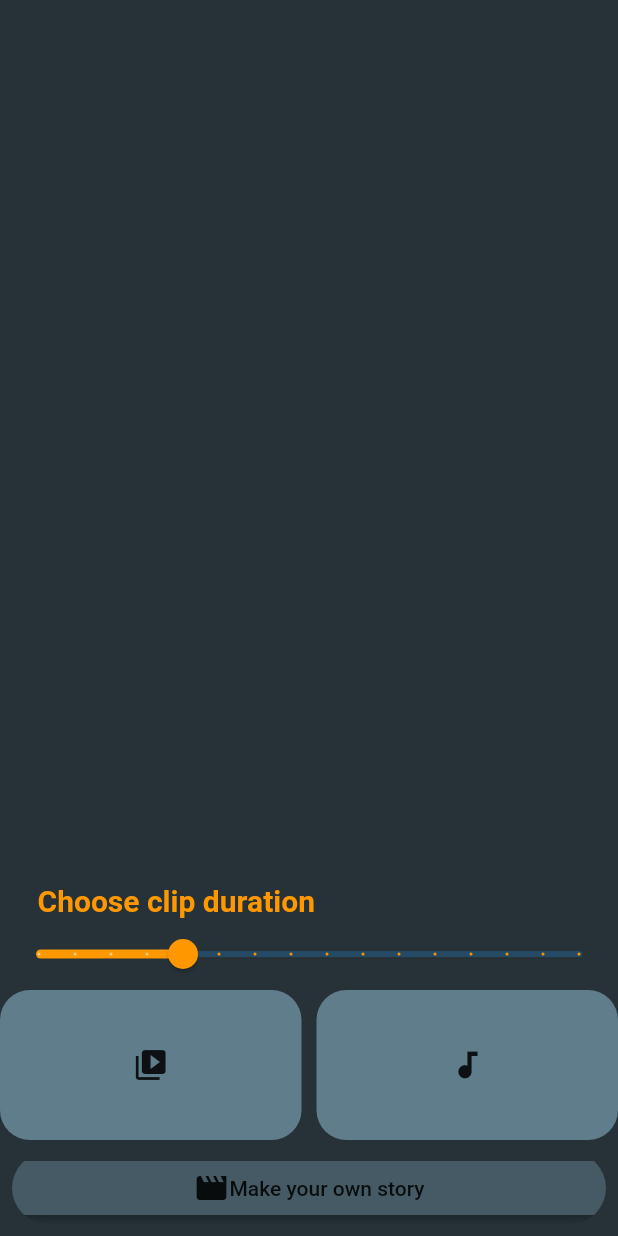
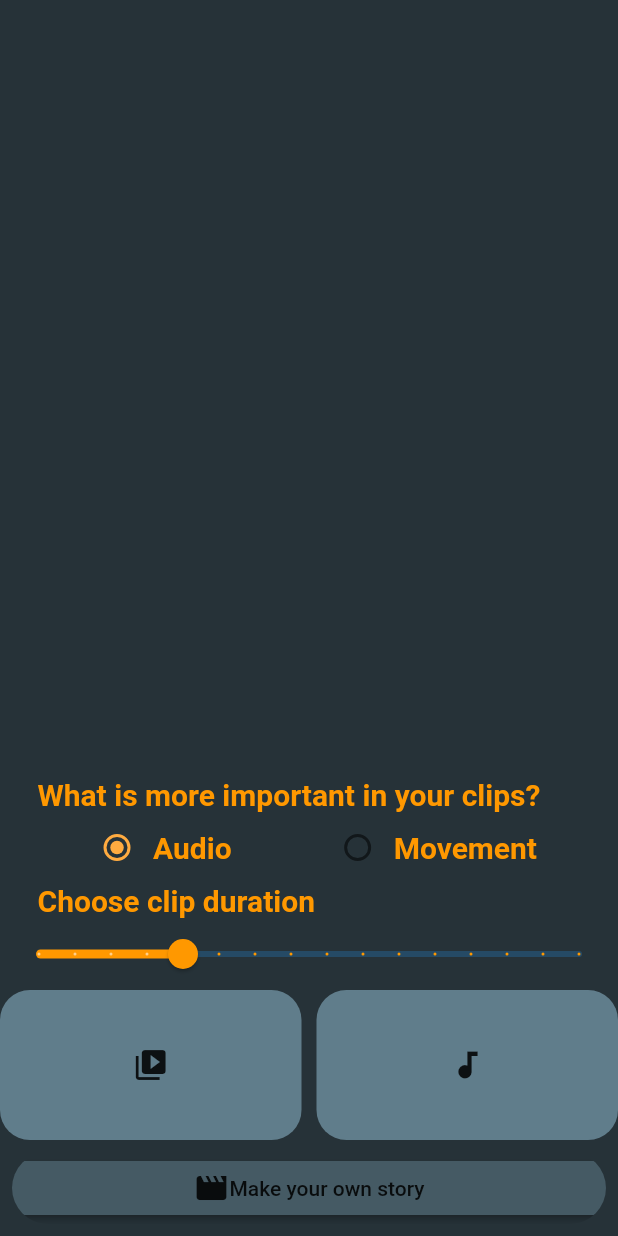
Before and after one commit to Nexer8/story_maker, a Flutter app: the screen it shows after launch, after a tap on the "video collection" icon, on a phone screen of 412 x 824 dp. Run offline on Flutter 3.47's test engine with Material 2 defaults, Android fonts, the phone set to English and light mode, and no system bars; our stand-ins replace file_picker, get_it, progress_dialog, share, tuple; missing offline and left inert: flutter_ffmpeg, neeko.

Commit message:
Added option to choose processingType and ProgressDialogWindow (#13)
* Added option to choose processingType and ProgressDialogWindow

* Deleted not needed LoadingWindow

```diff
--- a/lib/components/audio_loader.dart
+++ b/lib/components/audio_loader.dart
@@ -2,9 +2,11 @@ import 'dart:io';
 
 import 'package:flutter/cupertino.dart';
 import 'package:flutter/material.dart';
+import 'package:progress_dialog/progress_dialog.dart';
 import 'package:provider/provider.dart';
+import 'package:storymaker/components/progress_dialog_window.dart';
 import 'package:storymaker/services/general_processor.dart';
-import 'package:storymaker/utilities/files_picker.dart';
+import 'package:storymaker/utils/files_picker.dart';
 
 class AudioLoader extends StatelessWidget {
   @override
@@ -15,7 +17,20 @@ class AudioLoader extends StatelessWidget {
       child: InkWell(
         onTap: () async {
           print('Audio button was pressed');
-          File audio = await FilesPicker.pickAudioFromDevice();
+          File audio;
+
+          ProgressDialog progressDialog =
+              ProgressDialogWindow.getProgressDialog(context, 'Loading Audio');
+          progressDialog.show();
+
+          try {
+            audio = await FilesPicker.pickAudioFromDevice();
+          } catch (e) {
+            progressDialog.hide();
+            print(e);
+          }
+
+          progressDialog.hide();
 
           if (audio != null) {
             generalStoryProcessor.loadAudio(audio);
--- a/lib/components/length_picker.dart
+++ b/lib/components/length_picker.dart
@@ -1,7 +1,7 @@
 import 'package:flutter/material.dart';
 import 'package:provider/provider.dart';
 import 'package:storymaker/services/general_processor.dart';
-import 'package:storymaker/utilities/constants/general_processing_values.dart';
+import 'package:storymaker/utils/constants/general_processing_values.dart';
 
 class LengthPicker extends StatefulWidget {
   @override
--- /dev/null
+++ b/lib/components/processing_option_picker.dart
@@ -0,0 +1,89 @@
+import 'package:flutter/cupertino.dart';
+import 'package:flutter/material.dart';
+import 'package:provider/provider.dart';
+import 'package:storymaker/services/general_processor.dart';
+import 'package:storymaker/utils/constants/general_processing_values.dart';
+
+class ProcessingOptionPicker extends StatefulWidget {
+  @override
+  _ProcessingOptionPickerState createState() => _ProcessingOptionPickerState();
+}
+
+class _ProcessingOptionPickerState extends State<ProcessingOptionPicker> {
+  ProcessingType _value;
+
+  @override
+  void initState() {
+    setState(() {
+      _value = ProcessingType.ByAudio;
+    });
+    super.initState();
+  }
+
+  @override
+  Widget build(BuildContext context) {
+    final generalStoryProcessor = Provider.of<GeneralStoryProcessor>(context);
+
+    return Column(
+      children: [
+        Padding(
+          padding: const EdgeInsets.only(left: 25.0),
+          child: Align(
+            alignment: Alignment.centerLeft,
+            child: Text('What is more important in your clips?',
+                style: TextStyle(
+                    fontSize: 20.0,
+                    color: Colors.orange,
+                    fontWeight: FontWeight.bold)),
+          ),
+        ),
+        Row(
+          mainAxisAlignment: MainAxisAlignment.center,
+          children: <Widget>[
+            Radio(
+              value: ProcessingType.ByAudio,
+              groupValue: _value,
+              activeColor: Colors.orangeAccent,
+              onChanged: (Object value) {
+                setState(() {
+                  _value = value;
+                  generalStoryProcessor.processingType = value;
+                  print(generalStoryProcessor.processingType);
+                });
+              },
+            ),
+            Text(
+              'Audio',
+              style: TextStyle(
+                  fontSize: 20.0,
+                  color: Colors.orange,
+                  fontWeight: FontWeight.bold),
+            ),
+            SizedBox(
+              width: 60,
+            ),
+            Radio(
+              value: ProcessingType.ByScene,
+              groupValue: _value,
+              activeColor: Colors.orangeAccent,
+              onChanged: (Object value) {
+                setState(() {
+                  _value = value;
+                  generalStoryProcessor.processingType = value;
+                  print(generalStoryProcessor.processingType);
+                });
+              },
+            ),
+            Text(
+              'Movement',
+              style: TextStyle(
+                  fontSize: 20.0,
+                  color: Colors.orange,
+                  fontWeight: FontWeight.bold),
+            ),
+          ],
+        ),
+      ],
+    );
+  }
+}
--- /dev/null
+++ b/lib/components/progress_dialog_window.dart
@@ -0,0 +1,30 @@
+import 'package:flutter/cupertino.dart';
+import 'package:flutter/material.dart';
+import 'package:progress_dialog/progress_dialog.dart';
+
+class ProgressDialogWindow {
+  static ProgressDialog getProgressDialog(
+      BuildContext context, String message) {
+    var progressDialog = ProgressDialog(
+      context,
+      type: ProgressDialogType.Normal,
+      textDirection: TextDirection.rtl,
+      isDismissible: false,
+    );
+
+    progressDialog.style(
+      message: message,
+      borderRadius: 10.0,
+      backgroundColor: Colors.white,
+      elevation: 10.0,
+      insetAnimCurve: Curves.easeInOut,
+      progressWidgetAlignment: Alignment.center,
+      progressTextStyle: TextStyle(
+          color: Colors.black, fontSize: 13.0, fontWeight: FontWeight.w400),
+      messageTextStyle: TextStyle(
+          color: Colors.black, fontSize: 19.0, fontWeight: FontWeight.w600),
+    );
+
+    return progressDialog;
+  }
+}
--- a/lib/components/video_loader.dart
+++ b/lib/components/video_loader.dart
@@ -2,9 +2,11 @@ import 'dart:io';
 
 import 'package:flutter/cupertino.dart';
 import 'package:flutter/material.dart';
+import 'package:progress_dialog/progress_dialog.dart';
 import 'package:provider/provider.dart';
+import 'package:storymaker/components/progress_dialog_window.dart';
 import 'package:storymaker/services/general_processor.dart';
-import 'package:storymaker/utilities/files_picker.dart';
+import 'package:storymaker/utils/files_picker.dart';
 
 class VideoLoader extends StatelessWidget {
   @override
@@ -15,7 +17,22 @@ class VideoLoader extends StatelessWidget {
       child: InkWell(
         onTap: () async {
           print('Video button was pressed');
-          List<File> videos = await FilesPicker.pickVideosFromGallery();
+          List<File> videos;
+
+          ProgressDialog progressDialog =
+              ProgressDialogWindow.getProgressDialog(context, 'Loading Video');
+          progressDialog.show();
+
+          try {
+            videos = await FilesPicker.pickVideosFromGallery();
+          } catch (e) {
+            progressDialog.hide();
+            print(e);
+          }
+
+          if (progressDialog.isShowing()) {
+            progressDialog.hide();
+          }
 
           if (videos != null) {
             generalStoryProcessor.loadVideos(videos);
--- a/lib/screens/main_screen.dart
+++ b/lib/screens/main_screen.dart
@@ -4,9 +4,10 @@ import 'package:flutter/widgets.dart';
 import 'package:storymaker/components/audio_loader.dart';
 import 'package:storymaker/components/make_story_button.dart';
 import 'package:storymaker/components/length_picker.dart';
+import 'package:storymaker/components/processing_option_picker.dart';
 import 'package:storymaker/components/video_loader.dart';
 import 'package:storymaker/components/video_player.dart';
-import 'package:storymaker/utilities/constants/screen_ids.dart';
+import 'package:storymaker/utils/constants/screen_ids.dart';
 
 class MainScreen extends StatelessWidget {
   static const String id = mainScreenId;
@@ -22,6 +23,7 @@ class MainScreen extends StatelessWidget {
             SizedBox(
               height: 10.0,
             ),
+            ProcessingOptionPicker(),
             LengthPicker(),
             Container(
               height: 100.0,
--- a/lib/services/audio_processor.dart
+++ b/lib/services/audio_processor.dart
@@ -2,7 +2,7 @@ import 'dart:io';
 
 import 'package:flutter_ffmpeg/flutter_ffmpeg.dart';
 import 'package:storymaker/services/file_processor.dart';
-import 'package:storymaker/utilities/constants/general_processing_values.dart';
+import 'package:storymaker/utils/constants/general_processing_values.dart';
 
 class AudioProcessor extends FileProcessor {
   File _audio;
@@ -41,7 +41,7 @@ class AudioProcessor extends FileProcessor {
 
     Duration duration = await getDuration(audio);
     File bestAudio = await getBestMomentByAudio(
-        audio, duration.inMicroseconds / finalDuration.inMilliseconds);
+        audio, duration.inMicroseconds / finalDuration.inMicroseconds);
 
     finalAudio = bestAudio;
   }
--- a/lib/services/file_processor.dart
+++ b/lib/services/file_processor.dart
@@ -4,9 +4,9 @@ import 'package:flutter/cupertino.dart';
 import 'package:flutter/foundation.dart';
 import 'package:flutter_ffmpeg/flutter_ffmpeg.dart';
 import 'package:mime/mime.dart';
-import 'package:storymaker/utilities/constants/general_processing_values.dart';
+import 'package:storymaker/utils/constants/general_processing_values.dart';
 import 'package:storymaker/services/clip_sample.dart';
-import 'package:storymaker/utilities/duration_parser.dart';
+import 'package:storymaker/utils/duration_parser.dart';
 import 'package:tuple/tuple.dart';
 
 class FileProcessor extends ChangeNotifier {
--- a/lib/services/general_processor.dart
+++ b/lib/services/general_processor.dart
@@ -4,12 +4,13 @@ import 'package:flutter/foundation.dart';
 import 'package:storymaker/services/audio_processor.dart';
 import 'package:storymaker/services/file_processor.dart';
 import 'package:storymaker/services/video_processor.dart';
-import 'package:storymaker/utilities/constants/general_processing_values.dart';
+import 'package:storymaker/utils/constants/general_processing_values.dart';
 
 class GeneralStoryProcessor extends ChangeNotifier {
   AudioProcessor _audioProcessor;
   VideoProcessor _videoProcessor;
   File _processedClip;
+  ProcessingType _processingType = ProcessingType.ByAudio;
   Duration _finalDuration = Duration(seconds: 5);
 
   AudioProcessor get audioProcessor => _audioProcessor;
@@ -30,6 +31,13 @@ class GeneralStoryProcessor extends ChangeNotifier {
 
   set processedClip(File processedClip) {
     _processedClip = processedClip;
+    notifyListeners();
+  }
+
+  ProcessingType get processingType => _processingType;
+
+  set processingType(ProcessingType processingType) {
+    _processingType = processingType;
     notifyListeners();
   }
 
@@ -58,11 +66,28 @@ class GeneralStoryProcessor extends ChangeNotifier {
     }
   }
 
-  Future<void> makeStory(ProcessingType processingType) async {
+  bool isFinalVideoCreated() =>
+      _videoProcessor.finalVideo != null &&
+      _videoProcessor.finalVideo.existsSync();
+
+  bool isFinalAudioCreated() =>
+      audioProcessor.finalAudio != null &&
+      _audioProcessor.finalAudio.existsSync();
+
+  bool areFinalAudioAndVideoCreated() =>
+      isFinalAudioCreated() && isFinalVideoCreated();
+
+  bool isVideoToBeWithoutJoiningAudio() =>
+      !isFinalAudioCreated() && isFinalVideoCreated();
+
+  Future<void> makeStory() async {
     if (_videoProcessor.videos == null) {
       print('ERROR');
     }
 
+    if (processedClip != null && processedClip.existsSync()) {
+      processedClip.deleteSync();
+    }
     processedClip = null;
 
     if (_audioProcessor.audio != null) {
@@ -70,23 +95,18 @@ class GeneralStoryProcessor extends ChangeNotifier {
     }
     await _videoProcessor.createFinalVideo(finalDuration, processingType);
 
-    if (_audioProcessor.finalAudio != null &&
-        _audioProcessor.finalAudio.existsSync() &&
-        _videoProcessor.finalVideo != null &&
-        _videoProcessor.finalVideo.existsSync()) {
+    if (areFinalAudioAndVideoCreated()) {
       processedClip = await joinAudioAndVideo(
           _audioProcessor.finalAudio, _videoProcessor.finalVideo);
-    } else if (_audioProcessor.finalAudio == null &&
-        _videoProcessor.finalVideo != null &&
-        _videoProcessor.finalVideo.existsSync()) {
+    } else if (isVideoToBeWithoutJoiningAudio()) {
       processedClip = _videoProcessor.finalVideo;
-
-      print(processedClip.path);
-      print(
-          'Processed clip length: ${await _videoProcessor.getDuration(processedClip)}');
     } else {
       print("ERROR");
     }
+
+    print(processedClip.path);
+    print(
+        'Processed clip length: ${await _videoProcessor.getDuration(processedClip)}');
 
     FileProcessor.filesToRemove.remove(processedClip);
     FileProcessor.fileCleanup();
--- a/lib/services/video_processor.dart
+++ b/lib/services/video_processor.dart
@@ -3,7 +3,7 @@ import 'dart:io';
 import 'package:flutter_ffmpeg/flutter_ffmpeg.dart';
 import 'package:storymaker/services/file_processor.dart';
 import 'package:storymaker/services/video_processing_data.dart';
-import 'package:storymaker/utilities/constants/general_processing_values.dart';
+import 'package:storymaker/utils/constants/general_processing_values.dart';
 
 class VideoProcessor extends FileProcessor {
   List<File> _videos;
@@ -126,6 +126,10 @@ class VideoProcessor extends FileProcessor {
       print('Too few files selected'); // TODO: To implement better
       return;
     }
+    if (totalVideosDuration < minimalDuration) {
+      print('Too short files selected');
+      return;
+    }
 
     Duration oneFraction = computeOneFractionValueAndSetNormalizedTimeFraction(
         videosProcessingData, finalDuration);
--- a/lib/utilities/constants/error_codes.dart
+++ /dev/null
@@ -1,2 +0,0 @@
-const int invalidFile = -1;
-const int invalidParameters = -2;
--- a/pubspec.yaml
+++ b/pubspec.yaml
@@ -35,6 +35,7 @@ dependencies:
   get_it: ^5.0.1
   tuple: ^1.0.3
   share: ^0.6.5+2
+  progress_dialog: ^1.2.4
 #  gallery_saver: ^2.0.1
 
 dev_dependencies:
```
Also changed, not shown: lib/components/make_story_button.dart (+16 -3 lines), lib/utils/constants/general_processing_values.dart (renamed from lib/utilities/constants/general_processing_values.dart), lib/utils/constants/screen_ids.dart (renamed from lib/utilities/constants/screen_ids.dart), lib/utils/duration_parser.dart (renamed from lib/utilities/duration_parser.dart), lib/utils/files_picker.dart (renamed from lib/utilities/files_picker.dart), pubspec.lock, 1 other file.
